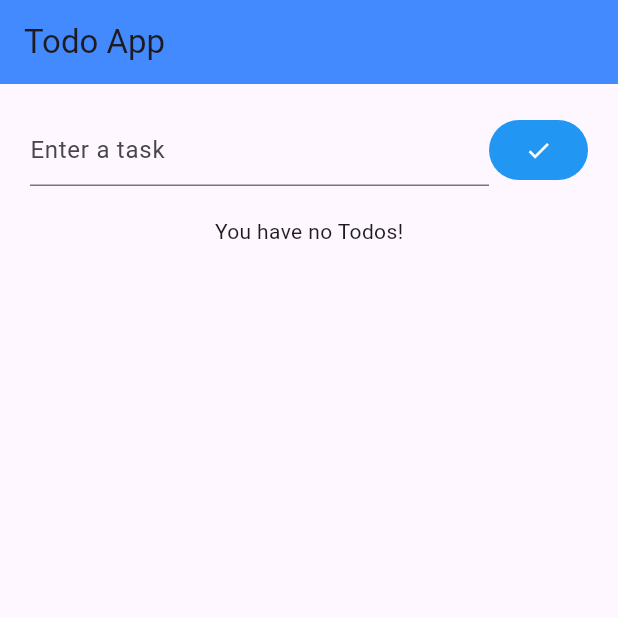
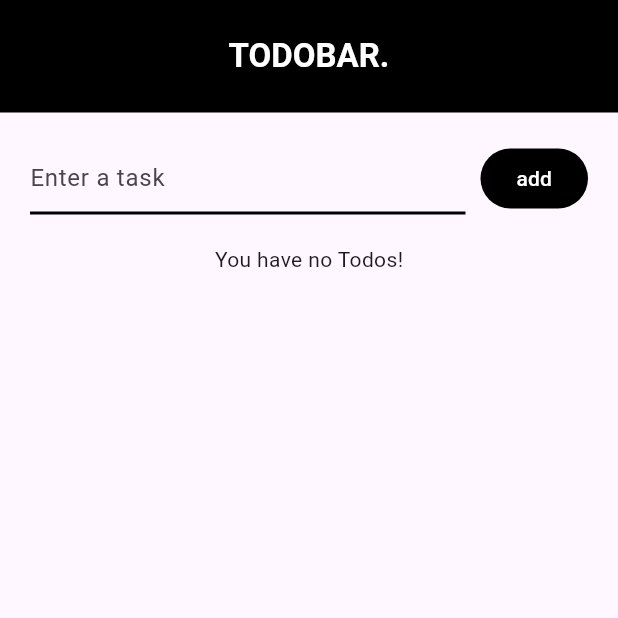
Before and after one commit to shaderone/todo1, a Flutter app: the screen it shows after launch, on a phone screen of 412 x 824 dp, the top half of it. Run offline on Flutter 3.47's test engine with Material 3 defaults, Android fonts, the phone set to English and light mode, and no system bars.

Commit message:
update UI

```diff
--- a/lib/main.dart
+++ b/lib/main.dart
@@ -30,8 +30,16 @@ class _MyAppState extends State<MyApp> {
       debugShowCheckedModeBanner: false,
       home: Scaffold(
         appBar: AppBar(
-          title: Text("Todo App"),
-          backgroundColor: Colors.blueAccent,
+          title: Text(
+            "TODOBAR.",
+            style: TextStyle(
+              color: Colors.white,
+              fontWeight: FontWeight.bold,
+            ),
+          ),
+          centerTitle: true,
+          toolbarHeight: 75,
+          backgroundColor: Colors.black,
         ),
         body: SafeArea(
           child: Padding(
@@ -47,24 +55,33 @@ class _MyAppState extends State<MyApp> {
                       child: TextField(
                         controller: inputController,
                         decoration: InputDecoration(
-                          border: UnderlineInputBorder(),
+                          enabledBorder: UnderlineInputBorder(
+                            borderSide: BorderSide(
+                              color: Colors.black,
+                              width: 2,
+                            ),
+                          ),
+                          focusedBorder: UnderlineInputBorder(
+                            borderSide: BorderSide(
+                              color: Colors.black,
+                              width: 3,
+                            ),
+                          ),
                           hintText: "Enter a task",
                         ),
+                        keyboardType: TextInputType.multiline,
+                        //maxLines: 3,
                       ),
                     ),
+                    SizedBox(width: 10),
                     Builder(
                       builder: (context) {
                         return FilledButton.icon(
                           onPressed: () {
                             //capitalize the first letter
-                            String taskValue =
-                                inputController.text
-                                    .trim()[0]
-                                    .toUpperCase() +
-                                inputController.text.trim().substring(
-                                  1,
-                                );
-                            if (taskValue.isEmpty) {
+
+                            if (inputController.text.isEmpty) {
+                              print("hey");
                               ScaffoldMessenger.of(
                                 context,
                               ).showSnackBar(
@@ -76,6 +93,13 @@ class _MyAppState extends State<MyApp> {
                               );
                               return;
                             } else {
+                              String taskValue =
+                                  inputController.text
+                                      .trim()[0]
+                                      .toUpperCase() +
+                                  inputController.text
+                                      .trim()
+                                      .substring(1);
                               setState(() {
                                 isEditing
                                     ? tasks[editingIndex].text =
@@ -95,9 +119,12 @@ class _MyAppState extends State<MyApp> {
                                 ?.unfocus();
                             inputController.clear();
                           },
-                          label: Icon(Icons.check),
+                          label:
+                              isEditing
+                                  ? Text("Update")
+                                  : Text("add"),
                           style: FilledButton.styleFrom(
-                            backgroundColor: Colors.blue,
+                            backgroundColor: Colors.black,
                           ),
                         );
                       },
@@ -150,14 +177,24 @@ class _MyAppState extends State<MyApp> {
                               children: [
                                 IconButton.outlined(
                                   onPressed: () {
+                                    print(isEditing);
                                     setState(() {
-                                      isEditing = true;
+                                      isEditing = !isEditing;
                                       editingIndex = index;
                                       inputController.text =
                                           task.text;
                                     });
+                                    if (!isEditing) {
+                                      inputController.clear();
+                                    }
                                   },
-                                  icon: Icon(Icons.edit),
+                                  icon:
+                                      isEditing
+                                          ? Icon(
+                                            Icons.close,
+                                            color: Colors.red,
+                                          )
+                                          : Icon(Icons.edit),
                                 ),
                                 IconButton.outlined(
                                   onPressed: () {
```
Also changed, not shown: todo.txt (+4 -4 lines).
